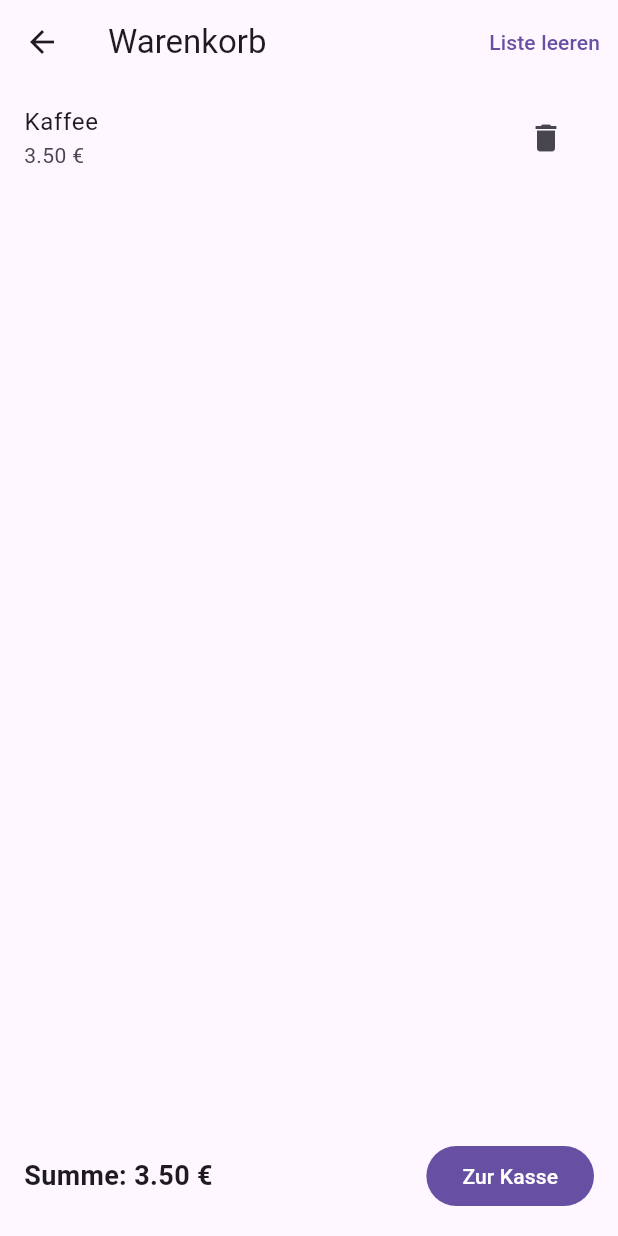
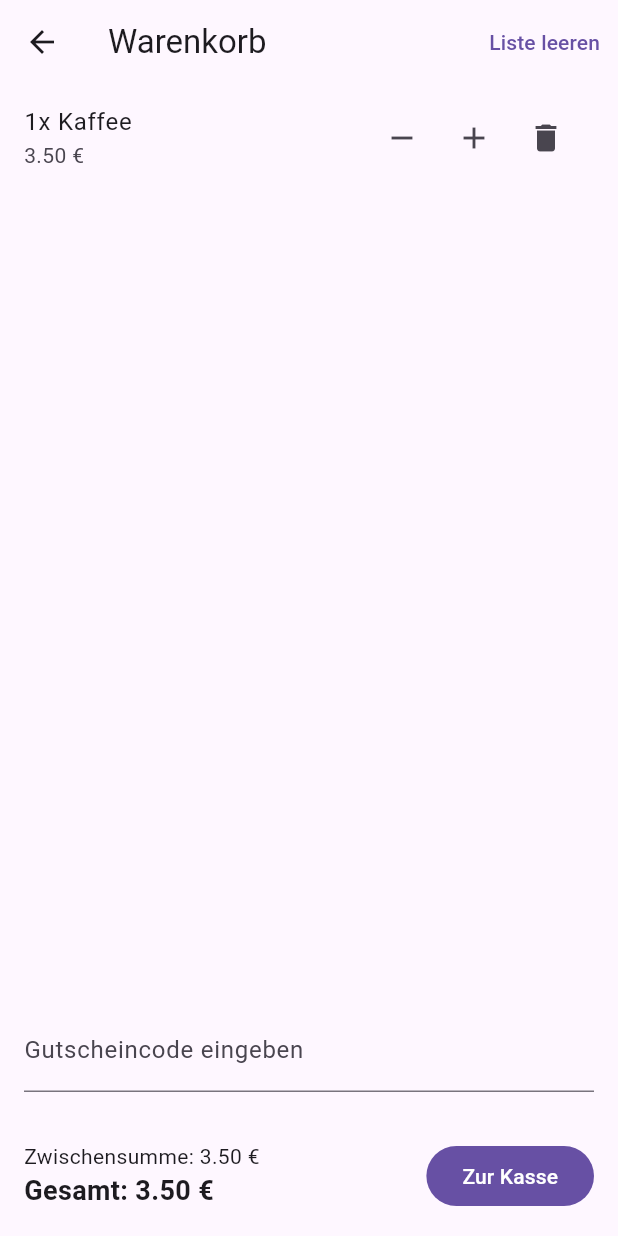
Before and after one commit to Dragon-InterActive/provider_cart, a Flutter app: the screen it shows after launch, after a tap on the "add shopping cart" icon, after a tap on "Zum Warenkorb", on a phone screen of 412 x 824 dp. Run offline on Flutter 3.47's test engine with Material 3 defaults, Android fonts, the phone set to English and light mode, and no system bars.

Commit message:
added Multiprovider & grouped Product display.

```diff
--- /dev/null
+++ b/devtools_options.yaml
@@ -0,0 +1,3 @@
+description: This file stores settings for Dart & Flutter DevTools.
+documentation: https://docs.flutter.dev/tools/devtools/extensions#configure-extension-enablement-states
+extensions:
--- a/lib/main.dart
+++ b/lib/main.dart
@@ -19,7 +19,14 @@ import 'package:provider/provider.dart';
 
 void main() {
   runApp(
-    ChangeNotifierProvider(create: (_) => CartModel(), child: const MyApp()),
+    MultiProvider(
+      providers: [
+        ChangeNotifierProvider(create: (_) => CartModel()),
+        ChangeNotifierProvider(create: (_) => DiscountModel()),
+        ChangeNotifierProvider(create: (_) => InventoryModel()),
+      ],
+      child: const MyApp(),
+    ),
   );
 }
 
@@ -52,7 +59,7 @@ const products = <Product>[
 ];
 
 // ---------------------------------------------------------------------------
-// 3) Provider State (CartModel)
+// 3) Provider State (CartModel, DiscountModel, InventoryModel)
 //
 // - Klasse CartModel extends ChangeNotifier
 // - private Liste _items
@@ -61,30 +68,103 @@ const products = <Product>[
 // - notifyListeners() in jeder Methode
 // ---------------------------------------------------------------------------
 
+//CartModel (Warenkorb)
+class CartItem {
+  final Product product;
+  int qty;
+  CartItem({required this.product, this.qty = 1});
+}
+
 class CartModel extends ChangeNotifier {
-  final List<Product> _items = [];
+  final Map<String, CartItem> _byName = {};
 
   //Lesezugriff
-  List<Product> get items => List.unmodifiable(_items);
-  int get count => _items.length;
-  double get total => _items.fold(0.0, (sum, p) => sum + p.price);
+  List<CartItem> get items => _byName.values.toList(growable: false);
+  int get count => _byName.values.fold(
+    0,
+    (sum, it) => sum + it.qty,
+  ); //Summe weil Mengenangabe
+  double get subtotal =>
+      _byName.values.fold(0.0, (sum, it) => (it.product.price * it.qty));
+  double get total => subtotal; //wird mit Discount verrechenet
 
   //Schreibzugriff
   void add(Product p) {
-    _items.add(p);
+    final key = p.name;
+    if (_byName.containsKey(key)) {
+      _byName[key]!.qty++;
+    } else {
+      _byName[key] = CartItem(product: p, qty: 1);
+    }
     notifyListeners();
   }
 
-  //Löschen
-  void removeAt(int index) {
-    if (index < 0 || index >= _items.length) return;
-    _items.removeAt(index);
+  void increment(Product p) {
+    add(p);
+  }
+
+  void decrement(Product p) {
+    final key = p.name;
+    if (!_byName.containsKey(key)) return;
+    final item = _byName[key]!;
+    if (item.qty > 1) {
+      item.qty--;
+    } else {
+      _byName.remove(key);
+    }
+    notifyListeners();
+  }
+
+  void removeProduct(Product p) {
+    _byName.remove(p.name);
     notifyListeners();
   }
 
   //Clear
   void clear() {
-    _items.clear();
+    _byName.clear();
+    notifyListeners();
+  }
+}
+
+//DiscountModel (Rabatte)
+class DiscountModel extends ChangeNotifier {
+  double _percent = 0.0;
+  double get percent => _percent;
+
+  void applyCode(String code) {
+    final c = code.trim().toUpperCase();
+    if (c == "SAVE10") {
+      _percent = 0.10;
+    } else if (c == "SAVE20") {
+      _percent = 0.20;
+    } else {
+      _percent = 0.0;
+    }
+    notifyListeners();
+  }
+
+  double discountedTotal(double subtotal) => subtotal * (1 - _percent);
+}
+
+//InventoryModel (Lagerbestand)
+class InventoryModel extends ChangeNotifier {
+  final Map<String, int> _stockByName = {"Kaffee": 2, "Tee": 0, "Kakao": 5};
+
+  int stockFor(Product p) => _stockByName[p.name] ?? 0;
+
+  //Verringen vom Lagerbestand
+  bool take(Product p) {
+    final current = stockFor(p);
+    if (current <= 0) return false;
+    _stockByName[p.name] = current - 1;
+    notifyListeners();
+    return true;
+  }
+
+  void putBack(Product p, [int qty = 1]) {
+    final current = stockFor(p);
+    _stockByName[p.name] = current + qty;
     notifyListeners();
   }
 }
@@ -161,12 +241,20 @@ class ShopPage extends StatelessWidget {
         itemCount: products.length,
         itemBuilder: (_, i) {
           final p = products[i];
+          final stock = context.watch<InventoryModel>().stockFor(p);
           return ListTile(
             title: Text(p.name),
-            subtitle: Text("${p.price.toStringAsFixed(2)} €"),
+            subtitle: Text("${p.price.toStringAsFixed(2)} € - Bestand: $stock"),
             trailing: IconButton(
-              tooltip: "Hinzufügen",
-              onPressed: () => context.read<CartModel>().add(p),
+              tooltip: stock == 0 ? "Nicht Verfügbar" : "Hinzufügen",
+              onPressed: stock == 0
+                  ? null
+                  : () {
+                      final ok = context.read<InventoryModel>().take(p);
+                      if (ok) {
+                        context.read<CartModel>().add(p);
+                      }
+                    },
               icon: const Icon(Icons.add_shopping_cart),
             ),
           );
@@ -202,6 +290,11 @@ class CartPage extends StatelessWidget {
   @override
   Widget build(BuildContext context) {
     final cart = context.watch<CartModel>();
+    final discount = context.watch<DiscountModel>();
+
+    final subtotal = cart.subtotal;
+    final total = discount.discountedTotal(subtotal);
+    final hasDiscount = discount.percent > 0;
 
     return Scaffold(
       appBar: AppBar(
@@ -219,7 +312,7 @@ class CartPage extends StatelessWidget {
         ],
       ),
 
-      body: cart._items.isEmpty
+      body: cart.items.isEmpty
           ? const Center(child: Text("Warenkorb ist leer"))
           : ScrollConfiguration(
               behavior: ScrollConfiguration.of(
@@ -228,38 +321,100 @@ class CartPage extends StatelessWidget {
               child: ListView.builder(
                 itemCount: cart.items.length,
                 itemBuilder: (_, i) {
-                  final item = cart._items[i];
+                  final item = cart.items[i];
                   return ListTile(
-                    title: Text(item.name),
-                    subtitle: Text("${item.price.toStringAsFixed(2)} €"),
-                    trailing: IconButton(
-                      onPressed: () => context.read<CartModel>().removeAt(i),
+                    title: Text("${item.qty}x ${item.product.name}"),
+                    subtitle: Text(
+                      "${item.product.price.toStringAsFixed(2)} € ",
+                    ),
+                    trailing: Row(
+                      mainAxisSize: MainAxisSize.min,
+                      children: [
+                        IconButton(
+                          onPressed: () {
+                            context.read<CartModel>().decrement(item.product);
+                            context.read<InventoryModel>().putBack(
+                              item.product,
+                            );
+                          },
+                          icon: const Icon(Icons.remove),
+                        ),
+                        IconButton(
+                          onPressed: () {
+                            final ok = context.read<InventoryModel>().take(
+                              item.product,
+                            );
+                            if (ok) {
+                              context.read<CartModel>().increment(item.product);
+                            }
+                          },
+                          icon: const Icon(Icons.add),
+                        ),
+                        IconButton(
+                          onPressed: () {
+                            context.read<InventoryModel>().putBack(
+                              item.product,
+                              item.qty,
+                            );
+                            context.read<CartModel>().removeProduct(
+                              item.product,
+                            );
+                          },
                           icon: const Icon(Icons.delete),
+                        ),
+                      ],
                     ),
                   );
                 },
               ),
             ),
       bottomNavigationBar: SafeArea(
-        child: Container(
+        child: Column(
+          mainAxisSize: MainAxisSize.min,
+          children: [
+            Padding(
+              padding: const EdgeInsets.all(16),
+              child: TextField(
+                decoration: const InputDecoration(
+                  labelText: "Gutscheincode eingeben",
+                ),
+                textInputAction: TextInputAction.done,
+                onSubmitted: (code) =>
+                    context.read<DiscountModel>().applyCode(code),
+              ),
+            ),
+            Padding(
               padding: const EdgeInsets.all(16),
               child: Row(
                 children: [
                   Expanded(
-                child: Text(
-                  "Summe: ${cart.total.toStringAsFixed(2)} €",
+                    child: Column(
+                      crossAxisAlignment: CrossAxisAlignment.start,
+                      children: [
+                        Text("Zwischensumme: ${subtotal.toStringAsFixed(2)} €"),
+                        if (hasDiscount)
+                          Text(
+                            "Rabatt (${discount.percent * 100.round()}%): -${(subtotal - total).toStringAsFixed(2)} €",
+                            style: const TextStyle(color: Colors.green),
+                          ),
+                        Text(
+                          "Gesamt: ${total.toStringAsFixed(2)} €",
                           style: const TextStyle(
                             fontSize: 18,
                             fontWeight: FontWeight.w600,
                           ),
                         ),
+                      ],
+                    ),
                   ),
                   FilledButton(
                     onPressed: cart.count == 0 ? null : () {},
-                child: Text("Zur Kasse"),
+                    child: const Text("Zur Kasse"),
                   ),
                 ],
               ),
+            ),
+          ],
         ),
       ),
     );
```
Lines whose indentation alone changed are shown as unchanged.
